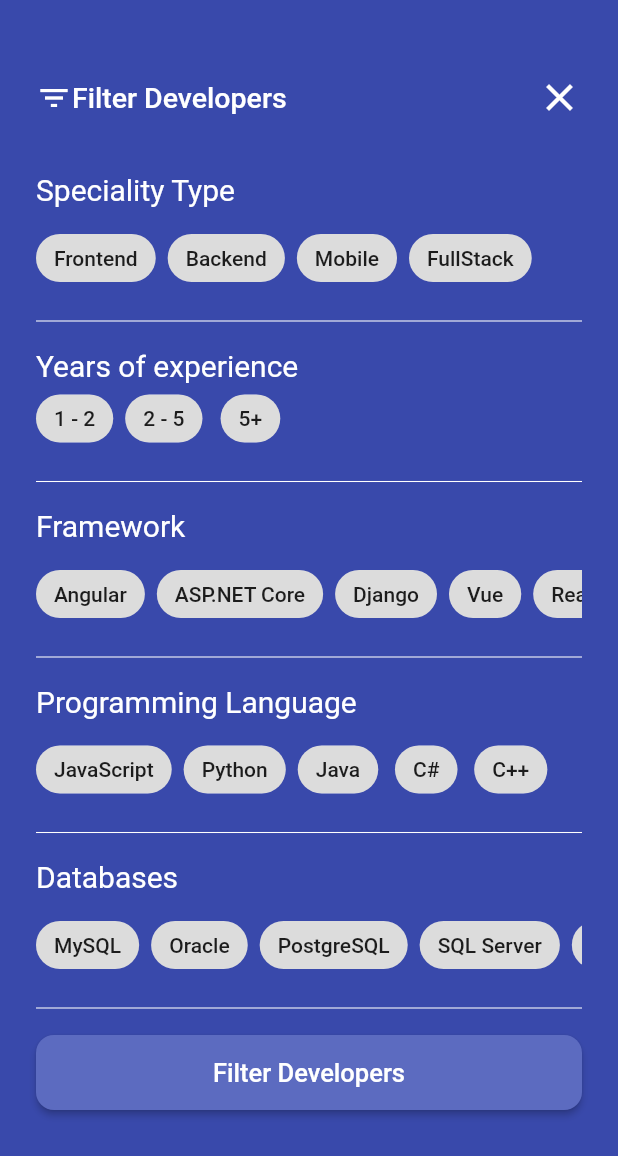
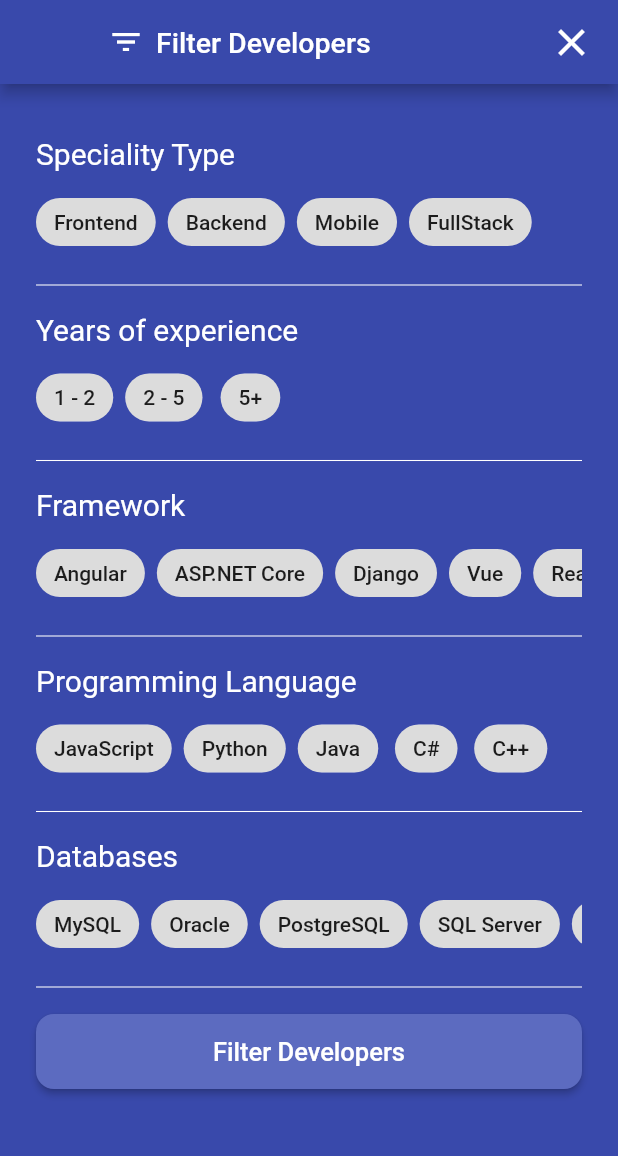
Before and after one commit to upc-pre-202301-cc238-ws61-stackSource/StackSourceMobileApp, a Flutter app: the screen it shows after launch, after a tap on "Filter Developers", on a phone screen of 412 x 824 dp. Shown: the top 1156 px of the screen. Run offline on Flutter 3.47's test engine with Material 2 defaults, Android fonts, the phone set to English and light mode, and no system bars; network calls fail.

Commit message:
fix: updated filter developers

```diff
--- a/lib/models/developer_unique_item.dart
+++ b/lib/models/developer_unique_item.dart
@@ -1,10 +1,9 @@
 class DeveloperUniqueItem {
   String? id;
   String? name;
-  String? job;
   String? image;
   String? specialityType;
-  String? yearsOfExperience;
+  int? yearsOfExperience;
   String? framework;
   String? programmingLanguage;
   String? database;
@@ -13,7 +12,6 @@ class DeveloperUniqueItem {
   DeveloperUniqueItem(
       {required this.id,
       required this.name,
-      required this.job,
       required this.image,
       required this.specialityType,
       required this.yearsOfExperience,
@@ -27,11 +25,10 @@ class DeveloperUniqueItem {
       DeveloperUniqueItem(
           id: "01",
           name: "John Doe",
-          job: "Backend Developer",
           image:
               "https://images.pexels.com/photos/220453/pexels-photo-220453.jpeg?auto=compress&cs=tinysrgb&w=1260&h=750&dpr=1",
           specialityType: "Backend",
-          yearsOfExperience: "2 - 5",
+          yearsOfExperience: 3,
           framework: "ASP.NET Core",
           programmingLanguage: "C#",
           database: "SQL Server",
@@ -39,11 +36,10 @@ class DeveloperUniqueItem {
       DeveloperUniqueItem(
           id: "02",
           name: "Jane Smith",
-          job: "Frontend Developer",
           image:
               "https://images.pexels.com/photos/749091/pexels-photo-749091.jpeg",
           specialityType: "Frontend",
-          yearsOfExperience: "5+",
+          yearsOfExperience: 6,
           framework: "Angular",
           programmingLanguage: "JavaScript",
           database: "MySQL",
@@ -51,23 +47,21 @@ class DeveloperUniqueItem {
       DeveloperUniqueItem(
           id: "03",
           name: "Robert Johnson",
-          job: "Backend Developer",
           image:
               "https://images.pexels.com/photos/91227/pexels-photo-91227.jpeg",
           specialityType: "Backend",
-          yearsOfExperience: "2 - 5",
+          yearsOfExperience: 4,
           framework: "Django",
           programmingLanguage: "Python",
           database: "PostgreSQL",
           points: 72),
       DeveloperUniqueItem(
           id: "04",
-          name: "Sarah Lee",
-          job: "Fullstack Developer",
+          name: "Shao Leen",
           image:
               "https://images.pexels.com/photos/1681010/pexels-photo-1681010.jpeg?auto=compress&cs=tinysrgb&w=1260&h=750&dpr=1",
           specialityType: "FullStack",
-          yearsOfExperience: "5+",
+          yearsOfExperience: 7,
           framework: "Vue",
           programmingLanguage: "JavaScript",
           database: "MongoDB",
@@ -75,11 +69,10 @@ class DeveloperUniqueItem {
       DeveloperUniqueItem(
           id: "05",
           name: "Michael Chen",
-          job: "Mobile Developer",
           image:
               "https://images.pexels.com/photos/1212984/pexels-photo-1212984.jpeg?auto=compress&cs=tinysrgb&w=1260&h=750&dpr=1",
           specialityType: "Mobile",
-          yearsOfExperience: "1 - 2",
+          yearsOfExperience: 1,
           framework: "React Native",
           programmingLanguage: "JavaScript",
           database: "MongoDB",
@@ -87,11 +80,10 @@ class DeveloperUniqueItem {
       DeveloperUniqueItem(
           id: "06",
           name: "Emily Davis",
-          job: "FullStack Developer",
           image:
               "https://images.pexels.com/photos/774095/pexels-photo-774095.jpeg?auto=compress&cs=tinysrgb&w=1260&h=750&dpr=1",
           specialityType: "FullStack",
-          yearsOfExperience: "5+",
+          yearsOfExperience: 2,
           framework: "Vue",
           programmingLanguage: "JavaScript",
           database: "MongoDB",
--- a/lib/screens/filter_developer.dart
+++ b/lib/screens/filter_developer.dart
@@ -56,27 +56,6 @@ class _DeveloperFilterState extends State<DeveloperFilter> {
               mainAxisAlignment: MainAxisAlignment.start,
               crossAxisAlignment: CrossAxisAlignment.start,
               children: [
-                SizedBox(height: 50),
-                Row(children: [
-                  const Align(
-                      alignment: Alignment.centerLeft,
-                      child: Icon(Icons.filter_list, color: textColor)),
-                  const Align(
-                    alignment: Alignment.centerLeft,
-                    child: Text('Filter Developers',
-                        style: TextStyle(
-                            color: textColor,
-                            fontSize: 19,
-                            fontWeight: FontWeight.w500)),
-                  ),
-                  Spacer(),
-                  GestureDetector(
-                      onTap: () {
-                        Navigator.of(context).pop();
-                      },
-                      child:
-                          const Icon(Icons.close, color: textColor, size: 30))
-                ]),
                 SizedBox(height: 35),
                 const Text(
                   'Speciality Type',
@@ -126,6 +105,7 @@ class _DeveloperFilterState extends State<DeveloperFilter> {
                       fontWeight: FontWeight.w400,
                       color: textColor),
                 ),
+                SizedBox(height: verticalWith),
                 SingleChildScrollView(
                   scrollDirection: Axis.horizontal,
                   child: Row(
@@ -270,8 +250,14 @@ class _DeveloperFilterState extends State<DeveloperFilter> {
                 ElevatedButton(
                   onPressed: () {
                     print(selectedSpecialityType);
-                    Navigator.of(context).pop(
-                        {'selectedSpecialityType': selectedSpecialityType});
+                    Navigator.of(context).pop({
+                      'selectedSpecialityType': selectedSpecialityType,
+                      'selectedFramework': selectedFramework,
+                      'selectedProgrammingLanguage':
+                          selectedProgrammingLanguage,
+                      'selectedDatabase': selectedDatabase,
+                      'selectedYearsOfExperience': selectedYearsOfExperience
+                    });
                   },
                   style: ElevatedButton.styleFrom(
                     backgroundColor: secondaryColor,
@@ -297,6 +283,40 @@ class _DeveloperFilterState extends State<DeveloperFilter> {
 
   @override
   Widget build(BuildContext context) {
-    return buildFilterScreen();
+    return Scaffold(
+      appBar: AppBar(
+        backgroundColor: primaryColor,
+        leading: SizedBox(height: 5),
+        title: Row(
+          children: [
+            const Align(
+              alignment: Alignment.centerLeft,
+              child: Icon(Icons.filter_list, color: textColor),
+            ),
+            const SizedBox(width: 8),
+            const Align(
+              alignment: Alignment.centerLeft,
+              child: Text(
+                'Filter Developers',
+                style: TextStyle(
+                  color: textColor,
+                  fontSize: 19,
+                  fontWeight: FontWeight.w500,
+                ),
+              ),
+            ),
+            Spacer(),
+            GestureDetector(
+              onTap: () {
+                Navigator.of(context).pop();
+              },
+              child: const Icon(Icons.close, color: textColor, size: 30),
+            ),
+          ],
+        ),
+      ),
+      backgroundColor: primaryColor,
+      body: buildFilterScreen(),
+    );
   }
 }
--- a/lib/screens/home_developer.dart
+++ b/lib/screens/home_developer.dart
@@ -14,13 +14,15 @@ class DeveloperHome extends StatefulWidget {
 class _DeveloperHomeState extends State<DeveloperHome> {
   final developersItem = DeveloperUniqueItem.developerItems();
   List<dynamic> selectedSpecialityType = [];
+  List<dynamic> selectedYearsOfExperience = [];
+  List<dynamic> selectedFramework = [];
+  List<dynamic> selectedProgrammingLanguage = [];
+  List<dynamic> selectedDatabase = [];
 
   @override
   Widget build(BuildContext context) {
-    final filterDevelopers = developersItem.where((specialzation) {
-      return selectedSpecialityType.isEmpty ||
-          selectedSpecialityType.contains(specialzation.specialityType);
-    }).toList();
+    final filterDevelopersList = filterDevelopers();
+
     return Scaffold(
         backgroundColor: primaryColor,
         body: Container(
@@ -55,7 +57,18 @@ class _DeveloperHomeState extends State<DeveloperHome> {
                               setState(() {
                                 selectedSpecialityType =
                                     value['selectedSpecialityType'];
+                                selectedFramework = value['selectedFramework'];
+                                selectedDatabase = value['selectedDatabase'];
+                                selectedProgrammingLanguage =
+                                    value['selectedProgrammingLanguage'];
+                                selectedYearsOfExperience =
+                                    value['selectedYearsOfExperience'];
+
                                 print(selectedSpecialityType);
+                                print(selectedFramework);
+                                print(selectedDatabase);
+                                print(selectedProgrammingLanguage);
+                                print(selectedYearsOfExperience);
                               })
                             }
                         });
@@ -85,9 +98,9 @@ class _DeveloperHomeState extends State<DeveloperHome> {
             ),
             Expanded(
                 child: ListView.builder(
-                    itemCount: filterDevelopers.length,
+                    itemCount: filterDevelopersList.length,
                     itemBuilder: (context, index) {
-                      final developer = filterDevelopers[index];
+                      final developer = filterDevelopersList[index];
                       return DeveloperItem(
                         item: developer,
                       );
@@ -95,4 +108,18 @@ class _DeveloperHomeState extends State<DeveloperHome> {
           ]),
         ));
   }
+
+  List<dynamic> filterDevelopers() {
+    List<dynamic> filteredDevelopers1 = developersItem.where((specialzation) {
+      return selectedSpecialityType.isEmpty ||
+          selectedSpecialityType.contains(specialzation.specialityType);
+    }).toList();
+
+    List<dynamic> filteredDevelopers2 = filteredDevelopers1.where((framework) {
+      return selectedFramework.isEmpty ||
+          selectedFramework.contains(framework.framework);
+    }).toList();
+
+    return filteredDevelopers2;
+  }
 }
--- a/lib/widgets/developer_item.dart
+++ b/lib/widgets/developer_item.dart
@@ -32,12 +32,12 @@ class DeveloperItem extends StatelessWidget {
           children: [
             Text(
               item.name!,
-              style: TextStyle(
+              style: const TextStyle(
                   fontWeight: FontWeight.bold, fontSize: 18, color: textColor),
             ),
             Text(
-              item.job!,
-              style: TextStyle(
+              "${item.specialityType!} Developer",
+              style: const TextStyle(
                 color: textColor,
                 fontSize: 16,
               ),
@@ -45,7 +45,7 @@ class DeveloperItem extends StatelessWidget {
             Row(
               children: [
                 for (int i = 0; i < 5; i++)
-                  Icon(
+                  const Icon(
                     Icons.star,
                     size: 18,
                     color: Colors.amber,
@@ -58,12 +58,12 @@ class DeveloperItem extends StatelessWidget {
           mainAxisAlignment: MainAxisAlignment.center,
           children: [
             Text(
-              item.points!.toString(),
+              item.yearsOfExperience!.toString(),
               style: TextStyle(
                   fontWeight: FontWeight.bold, fontSize: 18, color: textColor),
             ),
             Text(
-              'points',
+              'Years',
               style: TextStyle(
                 color: textColor,
                 fontSize: 16,
```
